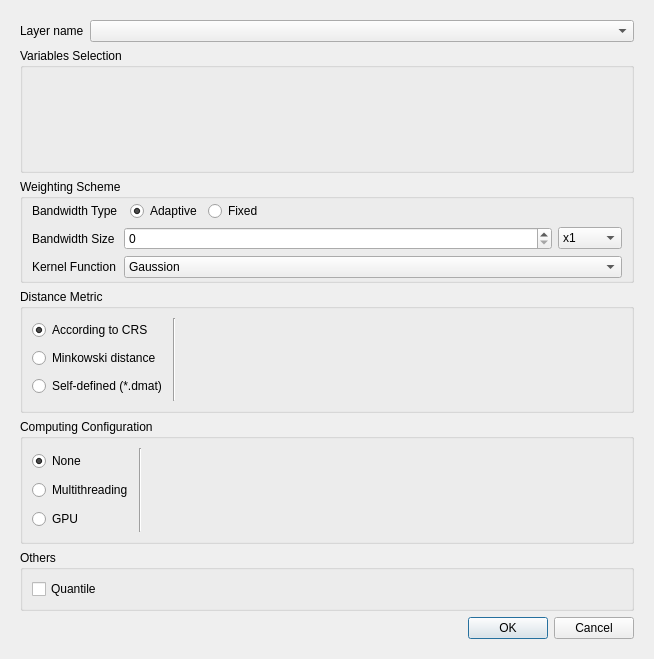
The window that src/gwmgwaverageoptionsdialog.ui (GWmodel-Lab/GWmodelS) describes before a commit, drawn with Qt 5.
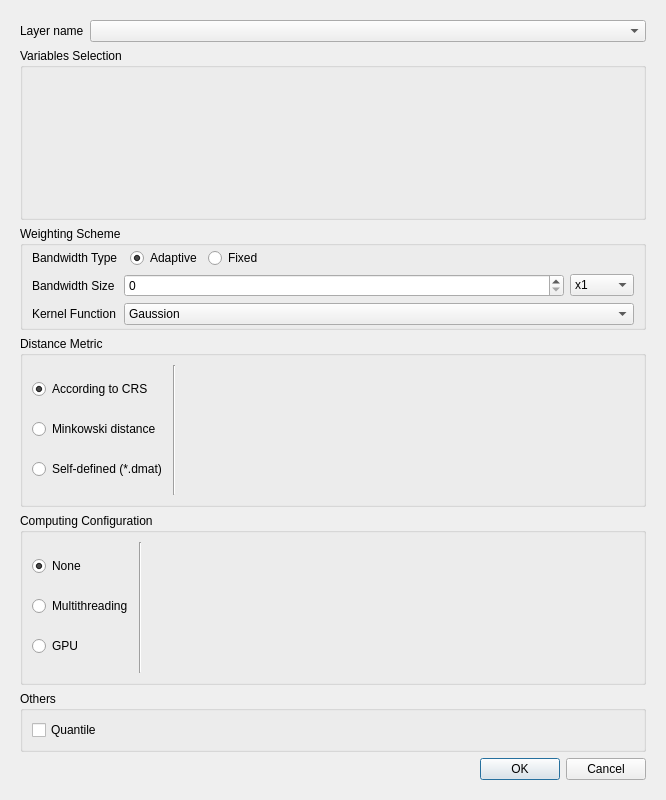
The same window after the commit. Custom widgets are drawn as their Qt base class.

The edit to the form file:
```diff
--- a/src/gwmgwaverageoptionsdialog.ui
+++ b/src/gwmgwaverageoptionsdialog.ui
@@ -6,8 +6,8 @@
    <rect>
     <x>0</x>
     <y>0</y>
-    <width>654</width>
-    <height>659</height>
+    <width>666</width>
+    <height>800</height>
    </rect>
   </property>
   <property name="windowTitle">
@@ -27,8 +27,8 @@
        <rect>
         <x>0</x>
         <y>0</y>
-        <width>636</width>
-        <height>641</height>
+        <width>600</width>
+        <height>650</height>
        </rect>
       </property>
       <layout class="QVBoxLayout" name="verticalLayout_7">
```
